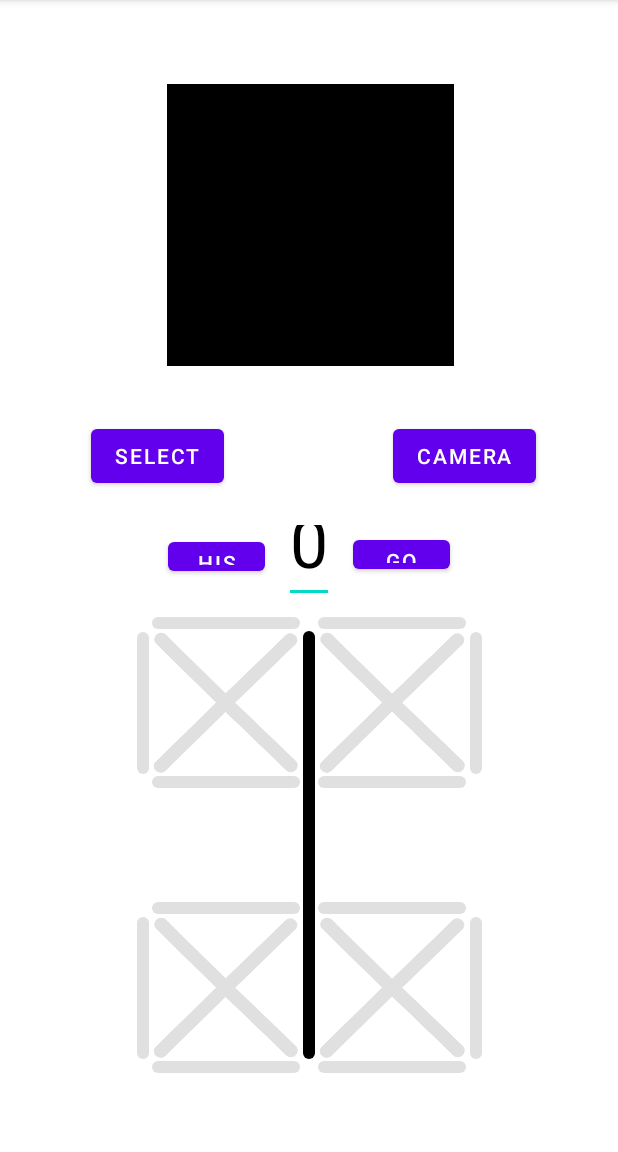
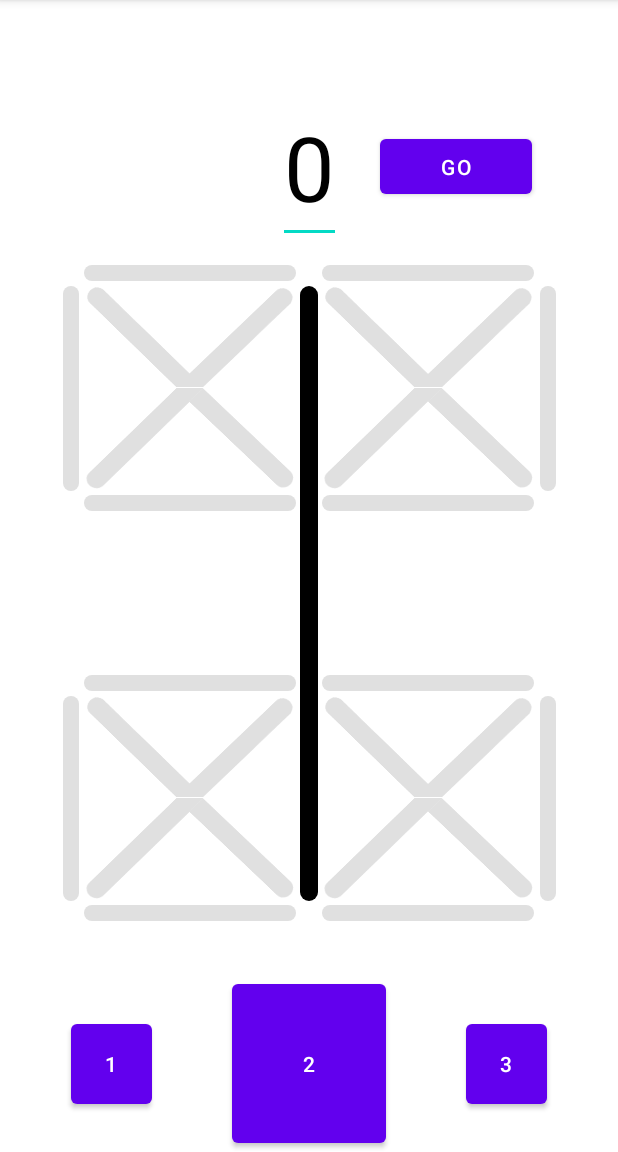
Before and after one commit to saldanhandre/ciphra, an Android app: the screen it shows after launch (MainActivity), on a phone screen of 412 x 824 dp, the part 84-1236 px from its top. Run offline under Robolectric (Android 15) with nearby library versions, the phone set to English and light mode, and no system bars; libraries missing offline, so code that uses them is left out: org.opencv.android, org.opencv.core, org.opencv.imgproc; 1 statement that could not run was skipped.

Commit message:
Some changes made to the appearance of the main activity

```diff
--- a/app/src/main/res/layout/activity_main.xml
+++ b/app/src/main/res/layout/activity_main.xml
@@ -7,67 +7,36 @@
     android:layout_height="match_parent"
     android:paddingTop="?attr/actionBarSize">
 
-    <ImageView
-        android:id="@+id/imageView"
-        android:layout_width="191dp"
-        android:layout_height="188dp"
-        android:layout_centerHorizontal="true"
-        android:background="#000"
-        app:layout_constraintEnd_toEndOf="parent"
-        app:layout_constraintHorizontal_bias="0.504"
-        app:layout_constraintStart_toStartOf="parent"
-        app:layout_constraintTop_toTopOf="parent" />
-
-    <Button
-        android:id="@+id/select"
+    <androidx.constraintlayout.widget.Guideline
+        android:id="@+id/horizontalGuideline12"
         android:layout_width="wrap_content"
         android:layout_height="wrap_content"
-        android:layout_below="@id/imageView"
-        android:layout_centerHorizontal="true"
-        android:layout_marginTop="224dp"
-        android:text="select"
-        app:layout_constraintEnd_toEndOf="parent"
-        app:layout_constraintHorizontal_bias="0.188"
-        app:layout_constraintStart_toStartOf="parent"
-        app:layout_constraintTop_toTopOf="parent" />
-
-    <Button
-        android:id="@+id/camera"
-        android:layout_width="wrap_content"
-        android:layout_height="wrap_content"
-        android:layout_below="@id/select"
-        android:layout_centerHorizontal="true"
-        android:layout_marginTop="224dp"
-        android:text="camera"
-        app:layout_constraintEnd_toEndOf="parent"
-        app:layout_constraintHorizontal_bias="0.827"
-        app:layout_constraintStart_toStartOf="parent"
-        app:layout_constraintTop_toTopOf="parent" />
+        android:orientation="horizontal"
+        app:layout_constraintGuide_percent="0.89" />
 
         <androidx.constraintlayout.widget.ConstraintLayout
-        android:id="@+id/generalConstraintLayout"
+            android:id="@+id/cistercian_input_layout"
             android:layout_width="0dp"
             android:layout_height="0dp"
-        android:layout_gravity="center"
-        app:layout_constraintTop_toTopOf="parent"
-        app:layout_constraintBottom_toBottomOf="parent"
+            app:layout_constraintBottom_toTopOf="@+id/horizontalGuideline12"
+            app:layout_constraintDimensionRatio="W,1.6:1"
             app:layout_constraintEnd_toEndOf="parent"
             app:layout_constraintStart_toStartOf="parent"
-        app:layout_constraintVertical_bias="0.95"
-        app:layout_constraintWidth_percent="0.6"
-        app:layout_constraintDimensionRatio="W,1.67:1">
+            app:layout_constraintVertical_bias="1"
+            app:layout_constraintWidth_percent="0.95">
 
             <androidx.constraintlayout.widget.ConstraintLayout
-            android:id="@+id/segmentsLayout"
+                android:id="@+id/segments_layout"
                 android:layout_width="0dp"
                 android:layout_height="0dp"
                 android:layout_gravity="center"
                 app:layout_constraintBottom_toBottomOf="parent"
+                app:layout_constraintTop_toTopOf="parent"
                 app:layout_constraintEnd_toEndOf="parent"
-            app:layout_constraintHeight_percent="0.92"
+                app:layout_constraintDimensionRatio="W,1.55:1"
                 app:layout_constraintStart_toStartOf="parent"
                 app:layout_constraintVertical_bias="0.733"
-            app:layout_constraintWidth_percent="1">
+                app:layout_constraintWidth_percent="0.9">
 
                 <!-- Horizontal Guidelines -->
                 <androidx.constraintlayout.widget.Guideline
@@ -618,15 +587,16 @@
             </androidx.constraintlayout.widget.ConstraintLayout>
 
             <androidx.constraintlayout.widget.ConstraintLayout
-            android:id="@+id/buttonsLayout"
+                android:id="@+id/number_result_layout"
                 android:layout_width="0dp"
                 android:layout_height="0dp"
                 android:layout_gravity="center"
                 app:layout_constraintEnd_toEndOf="parent"
                 app:layout_constraintHeight_percent="0.15"
+                app:layout_constraintDimensionRatio="H,4:1"
+                app:layout_constraintHorizontal_bias="0.0"
                 app:layout_constraintStart_toStartOf="parent"
                 app:layout_constraintTop_toTopOf="parent"
-            app:layout_constraintVertical_bias="0.733"
                 app:layout_constraintWidth_percent="1">
 
                 <androidx.constraintlayout.widget.Guideline
@@ -657,7 +627,7 @@
                     android:layout_gravity="center_horizontal"
                     android:inputType="number"
                     android:textColor="#000000"
-                android:textSize="45sp"
+                    android:textSize="60sp"
                     app:layout_constraintBottom_toBottomOf="parent"
                     app:layout_constraintEnd_toEndOf="@+id/verticalGuideline11"
                     app:layout_constraintStart_toStartOf="@+id/verticalGuideline11"
@@ -690,22 +660,91 @@
                     app:layout_constraintVertical_bias="0.461"
                     app:layout_constraintWidth_percent="0.26" />
 
+
+            </androidx.constraintlayout.widget.ConstraintLayout>
+
+        </androidx.constraintlayout.widget.ConstraintLayout>
+
+    <androidx.constraintlayout.widget.ConstraintLayout
+        android:id="@+id/camera_gallery_buttons_layout"
+        android:layout_width="0dp"
+        android:layout_height="0dp"
+        android:layout_gravity="center"
+        app:layout_constraintBottom_toBottomOf="parent"
+        app:layout_constraintDimensionRatio="W,1:3.5"
+        app:layout_constraintEnd_toEndOf="parent"
+        app:layout_constraintHorizontal_bias="0.0"
+        app:layout_constraintStart_toStartOf="parent"
+        app:layout_constraintWidth_percent="1">
+
+        <androidx.constraintlayout.widget.Guideline
+            android:id="@+id/verticalGuideline13"
+            android:layout_width="wrap_content"
+            android:layout_height="wrap_content"
+            android:orientation="vertical"
+            app:layout_constraintGuide_percent="0.5" />
+
+        <androidx.constraintlayout.widget.Guideline
+            android:id="@+id/verticalGuideline14"
+            android:layout_width="wrap_content"
+            android:layout_height="wrap_content"
+            android:orientation="vertical"
+            app:layout_constraintGuide_percent="0.18" />
+
+        <androidx.constraintlayout.widget.Guideline
+            android:id="@+id/verticalGuideline15"
+            android:layout_width="wrap_content"
+            android:layout_height="wrap_content"
+            android:orientation="vertical"
+            app:layout_constraintGuide_percent="0.82" />
+
+        <Button
+            android:id="@+id/camera"
+            android:layout_width="0dp"
+            android:layout_height="0dp"
+            android:layout_below="@id/select"
+            android:layout_centerHorizontal="true"
+            android:text="2"
+            app:layout_constraintBottom_toBottomOf="parent"
+            app:layout_constraintDimensionRatio="H,1.15:1"
+            app:layout_constraintEnd_toEndOf="@+id/verticalGuideline13"
+            app:layout_constraintStart_toStartOf="@+id/verticalGuideline13"
+            app:layout_constraintTop_toTopOf="parent"
+            app:layout_constraintHeight_percent="1" />
+
+        <Button
+            android:id="@+id/select"
+            android:layout_width="0dp"
+            android:layout_height="0dp"
+            android:layout_centerHorizontal="true"
+            android:text="1"
+            app:layout_constraintBottom_toBottomOf="parent"
+            app:layout_constraintDimensionRatio="H,1.2:1"
+            app:layout_constraintEnd_toEndOf="@+id/verticalGuideline14"
+            app:layout_constraintHorizontal_bias="0.461"
+            app:layout_constraintStart_toStartOf="@+id/verticalGuideline14"
+            app:layout_constraintTop_toTopOf="parent"
+            app:layout_constraintVertical_bias="0.507"
+            app:layout_constraintHeight_percent="0.55" />
+
         <Button
             android:id="@+id/historyButton"
             android:layout_width="0dp"
             android:layout_height="0dp"
-                android:text="History"
+            android:layout_centerHorizontal="true"
+            android:text="3"
             app:layout_constraintBottom_toBottomOf="parent"
-                app:layout_constraintEnd_toEndOf="@+id/verticalGuideline10"
-                app:layout_constraintHeight_percent="0.5"
-                app:layout_constraintHorizontal_bias="0.155"
-                app:layout_constraintStart_toStartOf="@+id/verticalGuideline10"
+            app:layout_constraintDimensionRatio="H,1.2:1"
+            app:layout_constraintEnd_toEndOf="@+id/verticalGuideline15"
+            app:layout_constraintHorizontal_bias="0.461"
+            app:layout_constraintStart_toStartOf="@+id/verticalGuideline15"
             app:layout_constraintTop_toTopOf="parent"
-                app:layout_constraintWidth_percent="0.26" />
+            app:layout_constraintVertical_bias="0.507"
+            app:layout_constraintHeight_percent="0.55" />
+
 
     </androidx.constraintlayout.widget.ConstraintLayout>
 
-    </androidx.constraintlayout.widget.ConstraintLayout>
     <!--
     <Button
         android:id="@+id/openArabicConversionLayoutButton"
```
Lines whose indentation alone changed are shown as unchanged.
